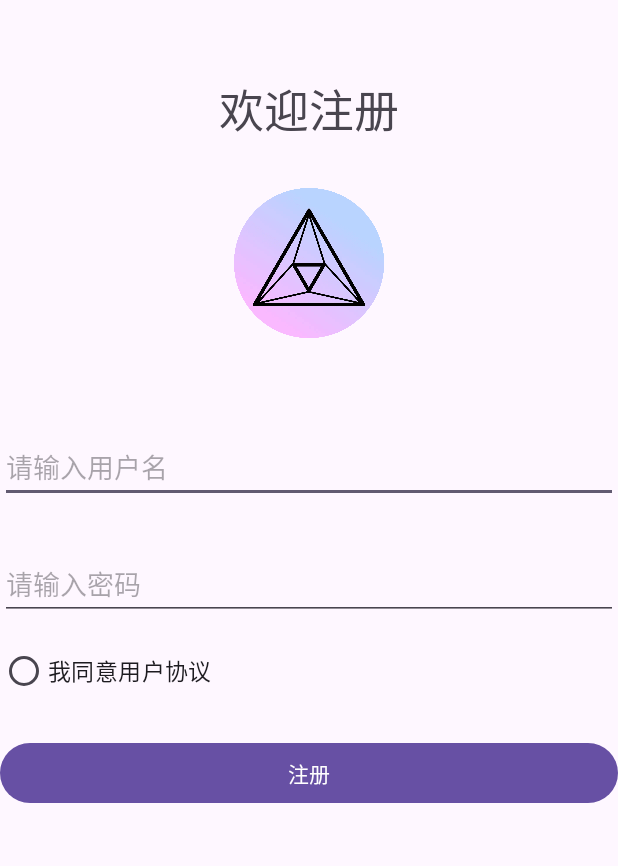
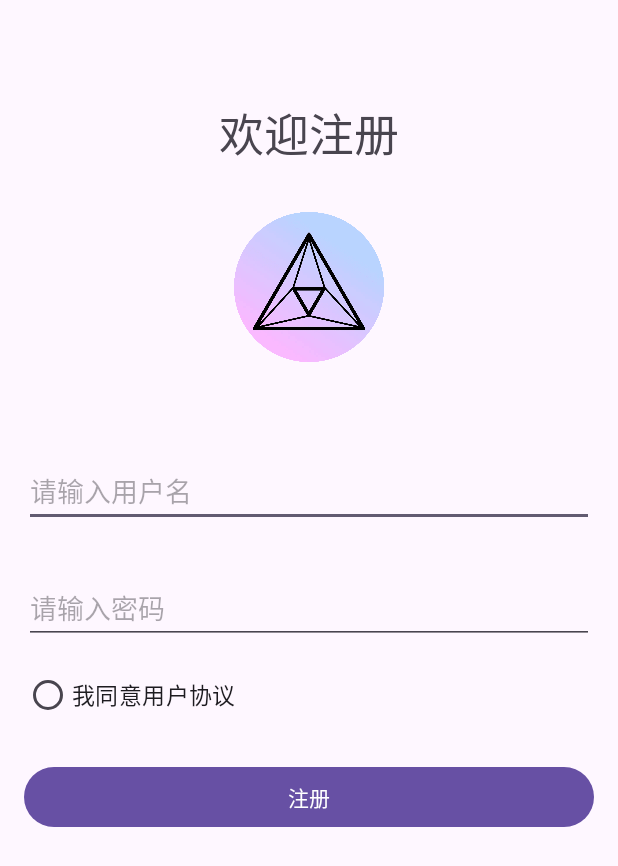
Before and after one commit to Guan612/myphoto, an Android app: the layout zuche.xml on its own in the app's theme, with its tools: preview values and no code run, on a phone screen of 412 x 824 dp. Shown: the top 866 px of the screen. Run offline under Robolectric (Android 15) with nearby library versions, the phone set to English and light mode, and no system bars.

Commit message:
Update zuche.xml

```diff
--- a/app/src/main/res/layout/zuche.xml
+++ b/app/src/main/res/layout/zuche.xml
@@ -2,7 +2,8 @@
 <LinearLayout xmlns:android="http://schemas.android.com/apk/res/android"
     android:orientation="vertical"
     android:layout_width="match_parent"
-    android:layout_height="match_parent">
+    android:layout_height="match_parent"
+    android:padding="16dp">
     <TextView
         android:layout_width="match_parent"
         android:layout_height="wrap_content"
```
